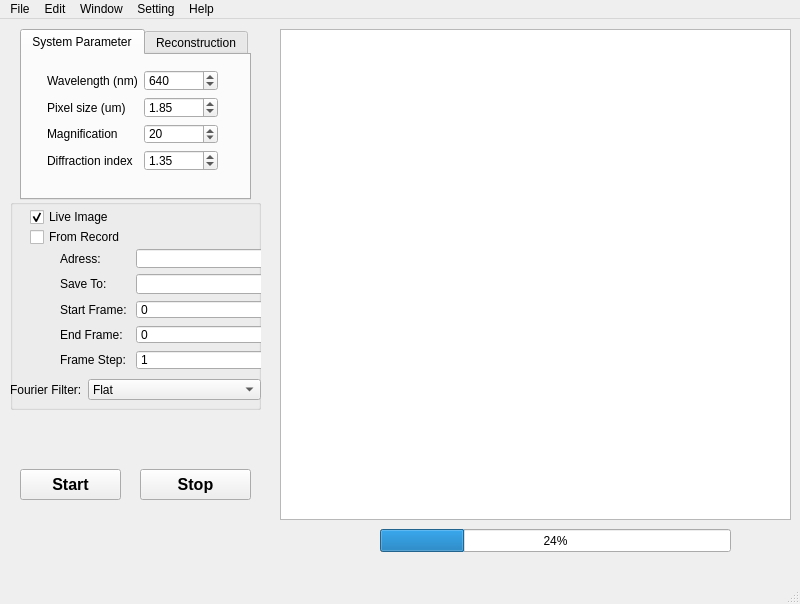
First picture: the form in Lei Temp/UI file/DHM_main.ui, repository YipLab/DHM, before the edit.
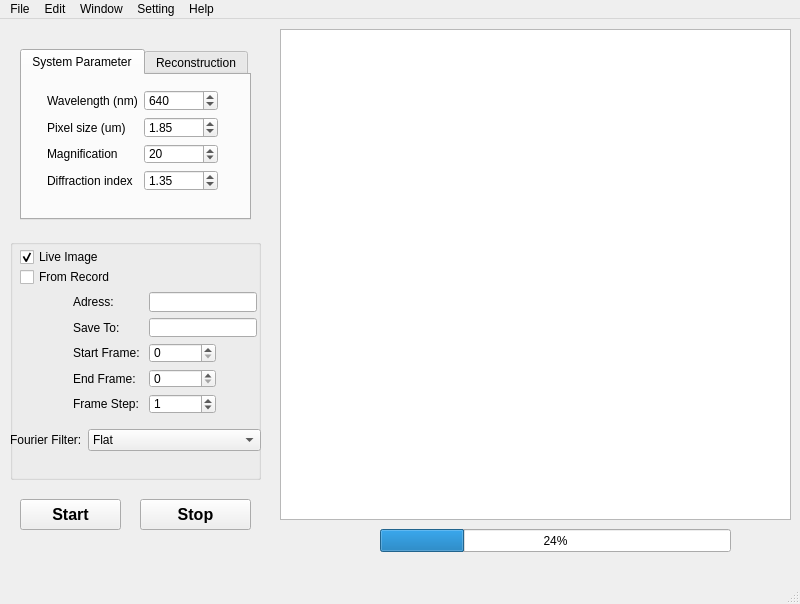
Second picture: the form after the edit.

```diff
--- a/Lei Temp/UI file/DHM_main.ui
+++ b/Lei Temp/UI file/DHM_main.ui
@@ -47,7 +47,7 @@
     <property name="geometry">
      <rect>
       <x>20</x>
-      <y>10</y>
+      <y>30</y>
       <width>231</width>
       <height>171</height>
      </rect>
@@ -315,9 +315,9 @@
     <property name="geometry">
      <rect>
       <x>10</x>
-      <y>180</y>
+      <y>220</y>
       <width>251</width>
-      <height>211</height>
+      <height>241</height>
      </rect>
     </property>
     <property name="font">
@@ -331,7 +331,7 @@
     <widget class="QCheckBox" name="checkBox">
      <property name="geometry">
       <rect>
-       <x>20</x>
+       <x>10</x>
        <y>10</y>
        <width>111</width>
        <height>16</height>
@@ -347,7 +347,7 @@
     <widget class="QCheckBox" name="checkBox_2">
      <property name="geometry">
       <rect>
-       <x>20</x>
+       <x>10</x>
        <y>30</y>
        <width>111</width>
        <height>16</height>
@@ -360,19 +360,37 @@
     <widget class="QWidget" name="formLayoutWidget_3">
      <property name="geometry">
       <rect>
-       <x>50</x>
+       <x>20</x>
        <y>50</y>
-       <width>219</width>
-       <height>121</height>
+       <width>231</width>
+       <height>127</height>
       </rect>
      </property>
      <layout class="QFormLayout" name="formLayout_2">
       <property name="sizeConstraint">
        <enum>QLayout::SetDefaultConstraint</enum>
       </property>
+      <property name="fieldGrowthPolicy">
+       <enum>QFormLayout::FieldsStayAtSizeHint</enum>
+      </property>
       <property name="formAlignment">
        <set>Qt::AlignRight|Qt::AlignTop|Qt::AlignTrailing</set>
       </property>
+      <property name="horizontalSpacing">
+       <number>6</number>
+      </property>
+      <property name="leftMargin">
+       <number>2</number>
+      </property>
+      <property name="topMargin">
+       <number>3</number>
+      </property>
+      <property name="rightMargin">
+       <number>10</number>
+      </property>
+      <property name="bottomMargin">
+       <number>2</number>
+      </property>
       <item row="0" column="0">
        <widget class="QLabel" name="adress_Label">
         <property name="text">
@@ -453,9 +471,9 @@
      <property name="geometry">
       <rect>
        <x>0</x>
-       <y>180</y>
+       <y>190</y>
        <width>251</width>
-       <height>21</height>
+       <height>41</height>
       </rect>
      </property>
      <layout class="QFormLayout" name="formLayout_3">
@@ -492,7 +510,7 @@
     <property name="geometry">
      <rect>
       <x>20</x>
-      <y>450</y>
+      <y>480</y>
       <width>101</width>
       <height>31</height>
      </rect>
@@ -513,7 +531,7 @@
     <property name="geometry">
      <rect>
       <x>140</x>
-      <y>450</y>
+      <y>480</y>
       <width>111</width>
       <height>31</height>
      </rect>
```
Left out of the diff: 14 changed lines with no effect on the pictures.
